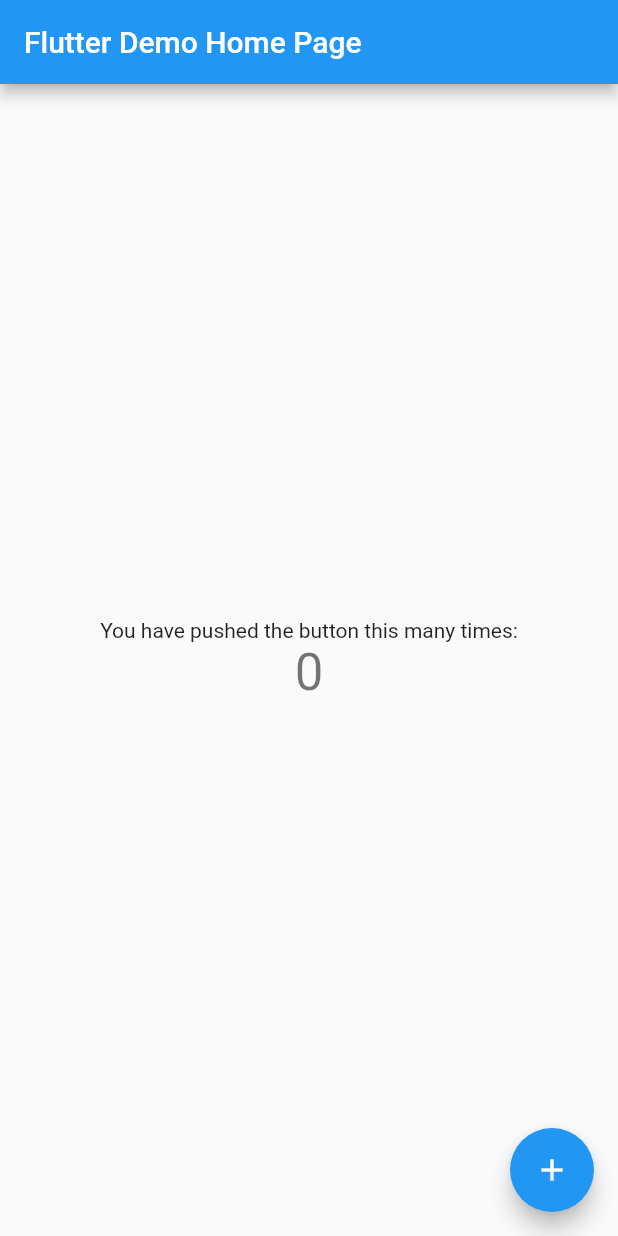
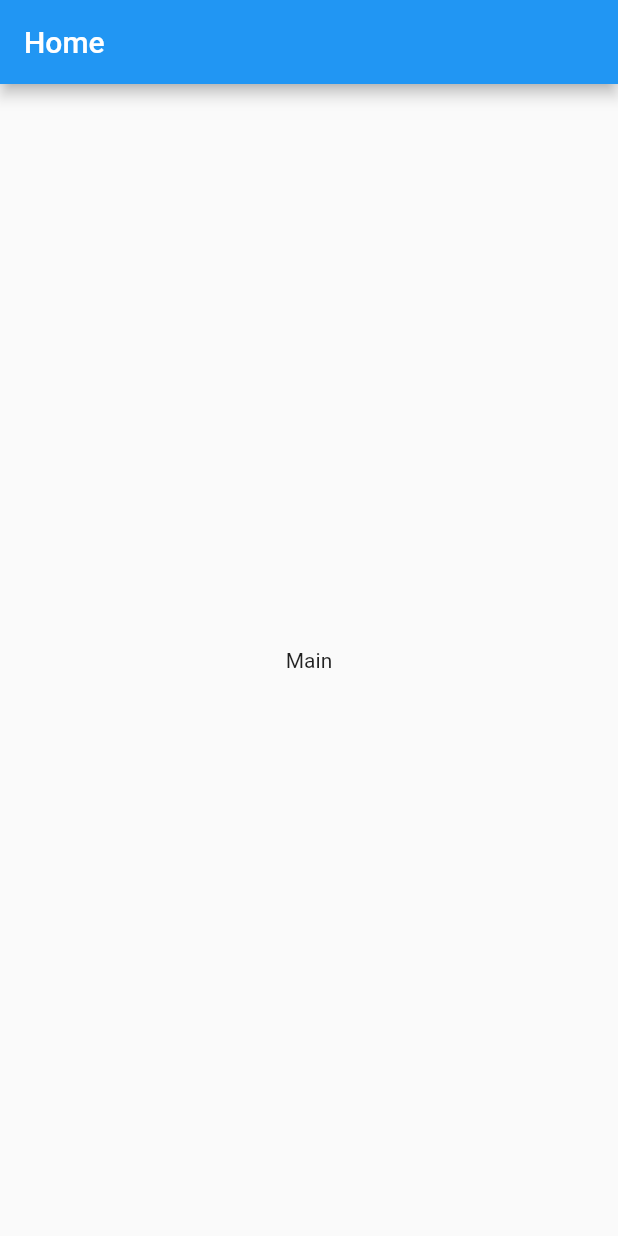
Before and after one commit to tranphunguyen98/my_shop, a Flutter app: the screen it shows after launch, on a phone screen of 412 x 824 dp. Run offline on Flutter 3.47's test engine with Material 2 defaults, Android fonts, the phone set to English and light mode, and no system bars.

Commit message:
feat: remove unnecessary code

```diff
--- a/lib/main.dart
+++ b/lib/main.dart
@@ -8,40 +8,15 @@ class MyApp extends StatelessWidget {
   // This widget is the root of your application.
   @override
   Widget build(BuildContext context) {
-    return MaterialApp(
+    return const MaterialApp(
       title: 'Flutter Demo',
-      theme: ThemeData(
-        // This is the theme of your application.
-        //
-        // Try running your application with "flutter run". You'll see the
-        // application has a blue toolbar. Then, without quitting the app, try
-        // changing the primarySwatch below to Colors.green and then invoke
-        // "hot reload" (press "r" in the console where you ran "flutter run",
-        // or simply save your changes to "hot reload" in a Flutter IDE).
-        // Notice that the counter didn't reset back to zero; the application
-        // is not restarted.
-        primarySwatch: Colors.blue,
-        // This makes the visual density adapt to the platform that you run
-        // the app on. For desktop platforms, the controls will be smaller and
-        // closer together (more dense) than on mobile platforms.
-        visualDensity: VisualDensity.adaptivePlatformDensity,
-      ),
-      home: MyHomePage(title: 'Flutter Demo Home Page'),
+      home: MyHomePage(title: 'Home'),
     );
   }
 }
 
 class MyHomePage extends StatefulWidget {
-  MyHomePage({Key key, this.title}) : super(key: key);
-
-  // This widget is the home page of your application. It is stateful, meaning
-  // that it has a State object (defined below) that contains fields that affect
-  // how it looks.
-
-  // This class is the configuration for the state. It holds the values (in this
-  // case the title) provided by the parent (in this case the App widget) and
-  // used by the build method of the State. Fields in a Widget subclass are
-  // always marked "final".
+  const MyHomePage({Key key, this.title}) : super(key: key);
 
   final String title;
 
@@ -50,68 +25,13 @@ class MyHomePage extends StatefulWidget {
 }
 
 class _MyHomePageState extends State<MyHomePage> {
-  int _counter = 0;
-
-  void _incrementCounter() {
-    setState(() {
-      // This call to setState tells the Flutter framework that something has
-      // changed in this State, which causes it to rerun the build method below
-      // so that the display can reflect the updated values. If we changed
-      // _counter without calling setState(), then the build method would not be
-      // called again, and so nothing would appear to happen.
-      _counter++;
-    });
-  }
-
   @override
   Widget build(BuildContext context) {
-    // This method is rerun every time setState is called, for instance as done
-    // by the _incrementCounter method above.
-    //
-    // The Flutter framework has been optimized to make rerunning build methods
-    // fast, so that you can just rebuild anything that needs updating rather
-    // than having to individually change instances of widgets.
     return Scaffold(
       appBar: AppBar(
-        // Here we take the value from the MyHomePage object that was created by
-        // the App.build method, and use it to set our appbar title.
         title: Text(widget.title),
       ),
-      body: Center(
-        // Center is a layout widget. It takes a single child and positions it
-        // in the middle of the parent.
-        child: Column(
-          // Column is also a layout widget. It takes a list of children and
-          // arranges them vertically. By default, it sizes itself to fit its
-          // children horizontally, and tries to be as tall as its parent.
-          //
-          // Invoke "debug painting" (press "p" in the console, choose the
-          // "Toggle Debug Paint" action from the Flutter Inspector in Android
-          // Studio, or the "Toggle Debug Paint" command in Visual Studio Code)
-          // to see the wireframe for each widget.
-          //
-          // Column has various properties to control how it sizes itself and
-          // how it positions its children. Here we use mainAxisAlignment to
-          // center the children vertically; the main axis here is the vertical
-          // axis because Columns are vertical (the cross axis would be
-          // horizontal).
-          mainAxisAlignment: MainAxisAlignment.center,
-          children: <Widget>[
-            Text(
-              'You have pushed the button this many times:',
-            ),
-            Text(
-              '$_counter',
-              style: Theme.of(context).textTheme.headline4,
-            ),
-          ],
-        ),
-      ),
-      floatingActionButton: FloatingActionButton(
-        onPressed: _incrementCounter,
-        tooltip: 'Increment',
-        child: Icon(Icons.add),
-      ), // This trailing comma makes auto-formatting nicer for build methods.
+      body: const Center(child: Text("Main")),
     );
   }
 }
```
